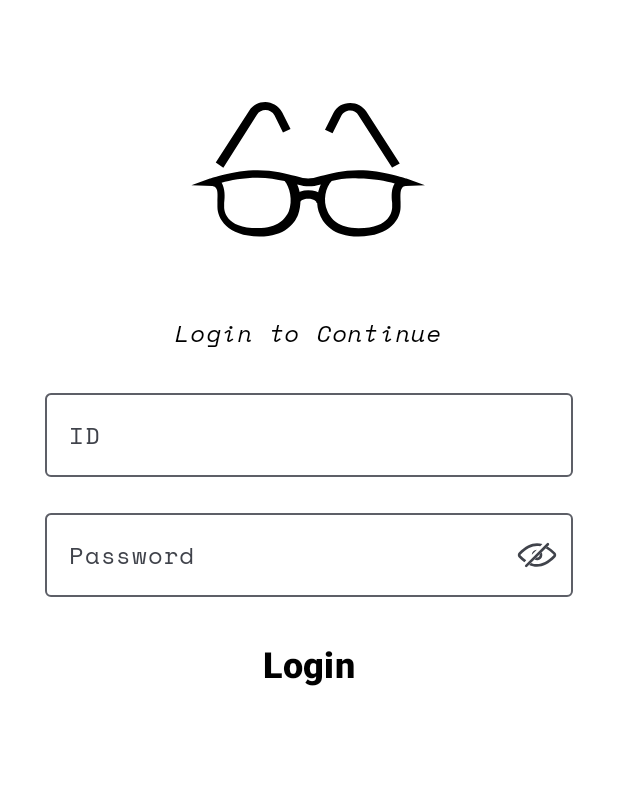
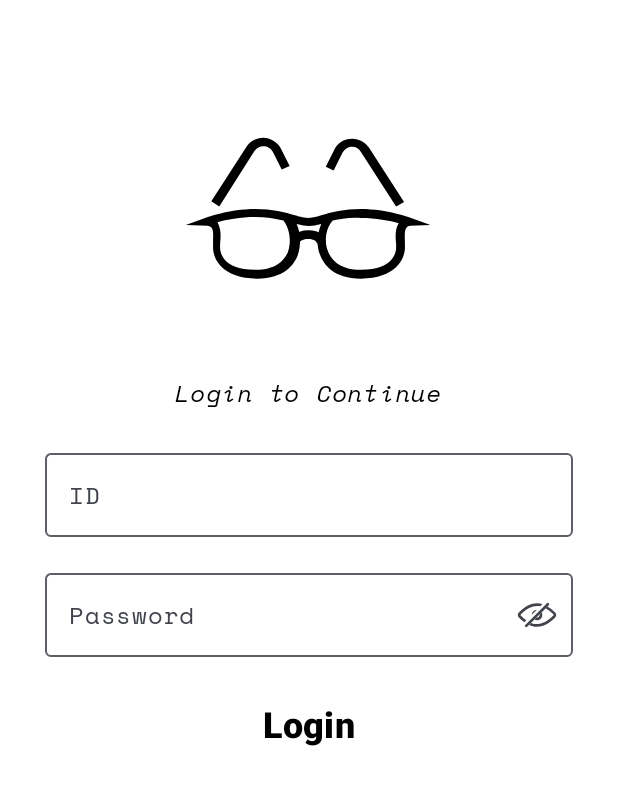
Before and after one commit to Vivek-2004/LenzAdmin, an Android app built with Jetpack Compose: the screen it shows after launch (MainActivity), on a phone screen of 412 x 824 dp. Shown: the top 785 px of the screen. Run offline under Robolectric (Android 15) with nearby library versions, the phone set to English and light mode, and no system bars.

Commit message:
Integrated Splash Screen

```diff
--- a/app/build.gradle.kts
+++ b/app/build.gradle.kts
@@ -44,6 +44,7 @@ dependencies {
     implementation(libs.converter.gson)
     implementation (libs.androidx.lifecycle.viewmodel.compose)
     implementation (libs.androidx.navigation.compose)
+    implementation(libs.androidx.core.splashscreen)
 
     implementation(libs.androidx.core.ktx)
     implementation(libs.androidx.lifecycle.runtime.ktx)
--- a/app/src/main/java/com/fitting/lenz/AdminLogin.kt
+++ b/app/src/main/java/com/fitting/lenz/AdminLogin.kt
@@ -63,8 +63,7 @@ fun AdminLogin(
         ) {
             Icon(
                 modifier = Modifier
-                    .size(180.dp)
-                    .padding(bottom = 12.dp),
+                    .size(220.dp),
                 painter = painterResource(id = R.drawable.app_logo),
                 tint = colorScheme.compColor,
                 contentDescription = "logo",
@@ -127,7 +126,7 @@ fun AdminLogin(
                             delay(1200L)
                             isLoading = false
                             if (!loginConfirmation) {
-                                Toast.makeText(context,"Incorrect ID or Password", Toast.LENGTH_LONG).show()
+                                Toast.makeText(context,"Incorrect ID or Password", Toast.LENGTH_SHORT).show()
                             }
                         }
                     } else {
--- a/app/src/main/java/com/fitting/lenz/MainActivity.kt
+++ b/app/src/main/java/com/fitting/lenz/MainActivity.kt
@@ -10,6 +10,7 @@ import androidx.compose.runtime.getValue
 import androidx.compose.runtime.mutableStateOf
 import androidx.compose.runtime.remember
 import androidx.compose.ui.graphics.Color
+import androidx.core.splashscreen.SplashScreen.Companion.installSplashScreen
 import com.fitting.lenz.models.ColorSchemeModel
 import com.fitting.lenz.navigation.MyApp
 import com.fitting.lenz.ui.theme.LenzTheme
@@ -18,6 +19,8 @@ class MainActivity : ComponentActivity() {
     override fun onCreate(savedInstanceState: Bundle?) {
         super.onCreate(savedInstanceState)
         enableEdgeToEdge()
+
+        installSplashScreen()
 
         val sharedPref = getSharedPreferences("LenzPref", Context.MODE_PRIVATE)
         val prefEditor = sharedPref.edit()
--- a/app/src/main/java/com/fitting/lenz/screens/Orders.kt
+++ b/app/src/main/java/com/fitting/lenz/screens/Orders.kt
@@ -4,10 +4,12 @@ import androidx.compose.foundation.background
 import androidx.compose.foundation.layout.Arrangement
 import androidx.compose.foundation.layout.Column
 import androidx.compose.foundation.layout.fillMaxSize
+import androidx.compose.foundation.layout.padding
 import androidx.compose.material3.Text
 import androidx.compose.runtime.Composable
 import androidx.compose.ui.Alignment
 import androidx.compose.ui.Modifier
+import androidx.compose.ui.unit.dp
 import com.fitting.lenz.models.ColorSchemeModel
 
 @Composable
--- a/app/src/main/res/drawable/app_logo.xml
+++ b/app/src/main/res/drawable/app_logo.xml
@@ -1,12 +1,19 @@
 <vector xmlns:android="http://schemas.android.com/apk/res/android"
-    android:width="1024dp"
-    android:height="1024dp"
+    android:width="512dp"
+    android:height="512dp"
     android:viewportWidth="1024"
     android:viewportHeight="1024">
-  <path
-      android:pathData="M163.8,498.3l-30.7,-20.5 136.5,-211.6c13.7,-20.5 37.5,-34.1 64.9,-34.1 27.3,0 54.6,17.1 68.3,41l34.1,68.3 -30.7,13.7 -34.1,-68.3c-13.7,-27.3 -54.6,-30.7 -71.7,-3.4l-136.5,215zM713.4,778.2c-105.8,0 -143.4,-54.6 -157,-88.7 -17.1,-37.5 -13.7,-85.3 3.4,-122.9 -37.5,10.2 -58,10.2 -95.6,0 17.1,37.5 17.1,85.3 3.4,122.9 -13.7,34.1 -51.2,88.7 -157,88.7 -133.1,0 -170.7,-75.1 -170.7,-119.5v-20.5c0,-20.5 3.4,-47.8 -6.8,-58 -3.4,-3.4 -3.4,-3.4 -13.7,-6.8L34.1,570l75.1,-27.3c3.4,0 92.2,-34.1 194.6,-34.1 64.9,0 116.1,13.7 153.6,23.9 20.5,6.8 41,10.2 51.2,10.2s30.7,-3.4 51.2,-10.2c37.5,-10.2 88.7,-23.9 153.6,-23.9 102.4,0 191.1,34.1 194.6,34.1l75.1,27.3 -78.5,3.4c-6.8,0 -10.2,3.4 -13.7,6.8 -10.2,10.2 -6.8,41 -6.8,58v20.5c0,44.4 -37.5,119.5 -170.7,119.5zM604.2,553c-23.9,23.9 -37.5,78.5 -17.1,122.9 13.7,30.7 44.4,68.3 126.3,68.3 133.1,0 136.5,-75.1 136.5,-85.3v-17.1c-3.4,-27.3 -3.4,-58 10.2,-78.5 -34.1,-10.2 -88.7,-20.5 -146.8,-20.5 -44.4,-3.4 -78.5,3.4 -109.2,10.2zM157,559.8c13.7,23.9 13.7,54.6 10.2,81.9v17.1c0,10.2 3.4,85.3 136.5,85.3 81.9,0 112.6,-37.5 126.3,-68.3 17.1,-44.4 3.4,-99 -17.1,-122.9 -30.7,-6.8 -68.3,-13.7 -109.2,-13.7 -58,0 -112.6,10.2 -146.8,20.5z"
-      android:fillColor="#2D3545"/>
-  <path
-      android:pathData="M576.9,641.7h-34.1c0,-6.8 -10.2,-17.1 -34.1,-17.1s-34.1,10.2 -34.1,17.1h-34.1c0,-23.9 20.5,-51.2 68.3,-51.2s68.3,23.9 68.3,51.2zM849.9,498.3l-136.5,-211.6c-6.8,-13.7 -20.5,-20.5 -34.1,-20.5 -17.1,0 -30.7,10.2 -37.5,23.9l-34.1,68.3 -30.7,-13.7 34.1,-68.3c13.7,-27.3 37.5,-41 68.3,-41 27.3,0 51.2,13.7 64.9,34.1l136.5,211.6 -30.7,17.1z"
-      android:fillColor="#2D3545"/>
+  <group android:pivotX="512"
+    android:pivotY="512"
+    android:scaleX="0.8"
+    android:scaleY="0.8">
+
+    <path
+        android:pathData="M163.8,498.3l-30.7,-20.5 136.5,-211.6c13.7,-20.5 37.5,-34.1 64.9,-34.1 27.3,0 54.6,17.1 68.3,41l34.1,68.3 -30.7,13.7 -34.1,-68.3c-13.7,-27.3 -54.6,-30.7 -71.7,-3.4l-136.5,215zM713.4,778.2c-105.8,0 -143.4,-54.6 -157,-88.7 -17.1,-37.5 -13.7,-85.3 3.4,-122.9 -37.5,10.2 -58,10.2 -95.6,0 17.1,37.5 17.1,85.3 3.4,122.9 -13.7,34.1 -51.2,88.7 -157,88.7 -133.1,0 -170.7,-75.1 -170.7,-119.5v-20.5c0,-20.5 3.4,-47.8 -6.8,-58 -3.4,-3.4 -3.4,-3.4 -13.7,-6.8L34.1,570l75.1,-27.3c3.4,0 92.2,-34.1 194.6,-34.1 64.9,0 116.1,13.7 153.6,23.9 20.5,6.8 41,10.2 51.2,10.2s30.7,-3.4 51.2,-10.2c37.5,-10.2 88.7,-23.9 153.6,-23.9 102.4,0 191.1,34.1 194.6,34.1l75.1,27.3 -78.5,3.4c-6.8,0 -10.2,3.4 -13.7,6.8 -10.2,10.2 -6.8,41 -6.8,58v20.5c0,44.4 -37.5,119.5 -170.7,119.5zM604.2,553c-23.9,23.9 -37.5,78.5 -17.1,122.9 13.7,30.7 44.4,68.3 126.3,68.3 133.1,0 136.5,-75.1 136.5,-85.3v-17.1c-3.4,-27.3 -3.4,-58 10.2,-78.5 -34.1,-10.2 -88.7,-20.5 -146.8,-20.5 -44.4,-3.4 -78.5,3.4 -109.2,10.2zM157,559.8c13.7,23.9 13.7,54.6 10.2,81.9v17.1c0,10.2 3.4,85.3 136.5,85.3 81.9,0 112.6,-37.5 126.3,-68.3 17.1,-44.4 3.4,-99 -17.1,-122.9 -30.7,-6.8 -68.3,-13.7 -109.2,-13.7 -58,0 -112.6,10.2 -146.8,20.5z"
+        android:fillColor="#000000"/>
+    <path
+        android:pathData="M576.9,641.7h-34.1c0,-6.8 -10.2,-17.1 -34.1,-17.1s-34.1,10.2 -34.1,17.1h-34.1c0,-23.9 20.5,-51.2 68.3,-51.2s68.3,23.9 68.3,51.2zM849.9,498.3l-136.5,-211.6c-6.8,-13.7 -20.5,-20.5 -34.1,-20.5 -17.1,0 -30.7,10.2 -37.5,23.9l-34.1,68.3 -30.7,-13.7 34.1,-68.3c13.7,-27.3 37.5,-41 68.3,-41 27.3,0 51.2,13.7 64.9,34.1l136.5,211.6 -30.7,17.1z"
+        android:fillColor="#000000"/>
+
+  </group>
 </vector>
--- /dev/null
+++ b/app/src/main/res/values/splash.xml
@@ -0,0 +1,10 @@
+<?xml version="1.0" encoding="utf-8"?>
+<resources>
+    <style name="Theme.App.Starting" parent="Theme.SplashScreen" >
+        <item name="windowSplashScreenBackground">#0077b6</item>
+        <item name="windowSplashScreenAnimatedIcon">@drawable/app_logo</item>
+        <item name="postSplashScreenTheme">@style/Theme.Lenz</item>
+        <item name="android:windowActionBar">false</item>
+        <item name="android:windowNoTitle">true</item>
+    </style>
+</resources>
--- a/gradle/libs.versions.toml
+++ b/gradle/libs.versions.toml
@@ -1,5 +1,6 @@
 [versions]
 agp = "8.7.3"
+coreSplashscreen = "1.0.1"
 kotlin = "2.0.0"
 coreKtx = "1.15.0"
 junit = "4.13.2"
@@ -14,6 +15,7 @@ converterGson = "2.9.0"
 
 [libraries]
 androidx-core-ktx = { group = "androidx.core", name = "core-ktx", version.ref = "coreKtx" }
+androidx-core-splashscreen = { module = "androidx.core:core-splashscreen", version.ref = "coreSplashscreen" }
 androidx-lifecycle-viewmodel-compose = { module = "androidx.lifecycle:lifecycle-viewmodel-compose", version.ref = "lifecycleRuntimeKtx" }
 androidx-navigation-compose = { module = "androidx.navigation:navigation-compose", version.ref = "navigationCompose" }
 junit = { group = "junit", name = "junit", version.ref = "junit" }
```
Also changed, not shown: app/src/main/AndroidManifest.xml (+3 -4 lines), app/src/main/java/com/fitting/lenz/navigation/NavigationBar.kt (+4 -4 lines), app/src/main/res/drawable/logo.png (deleted).
